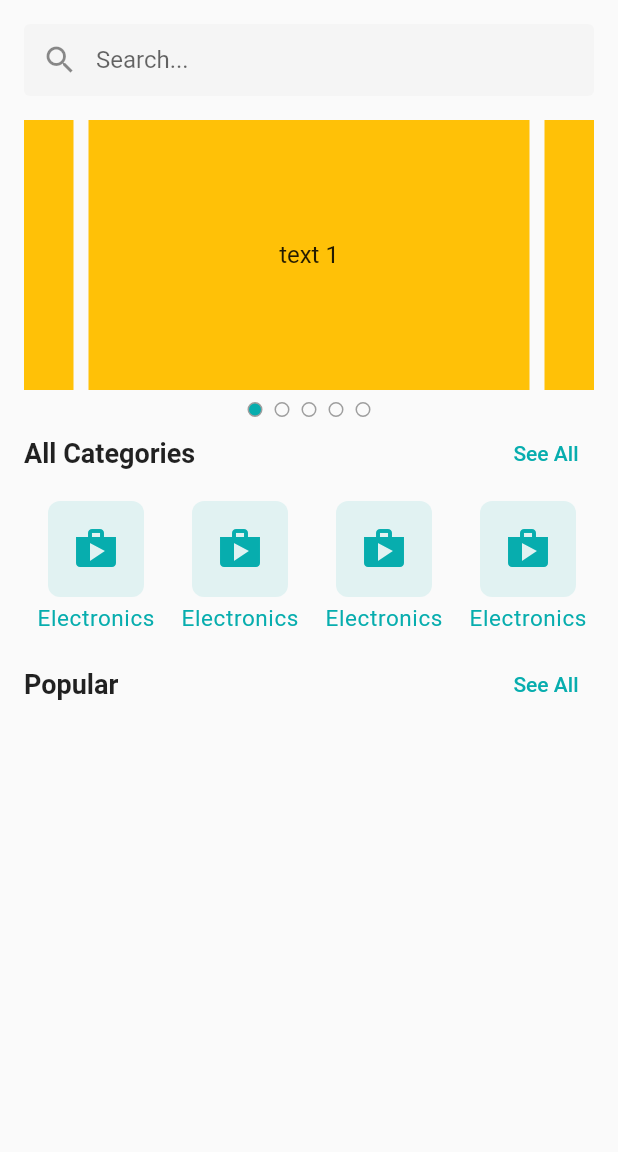
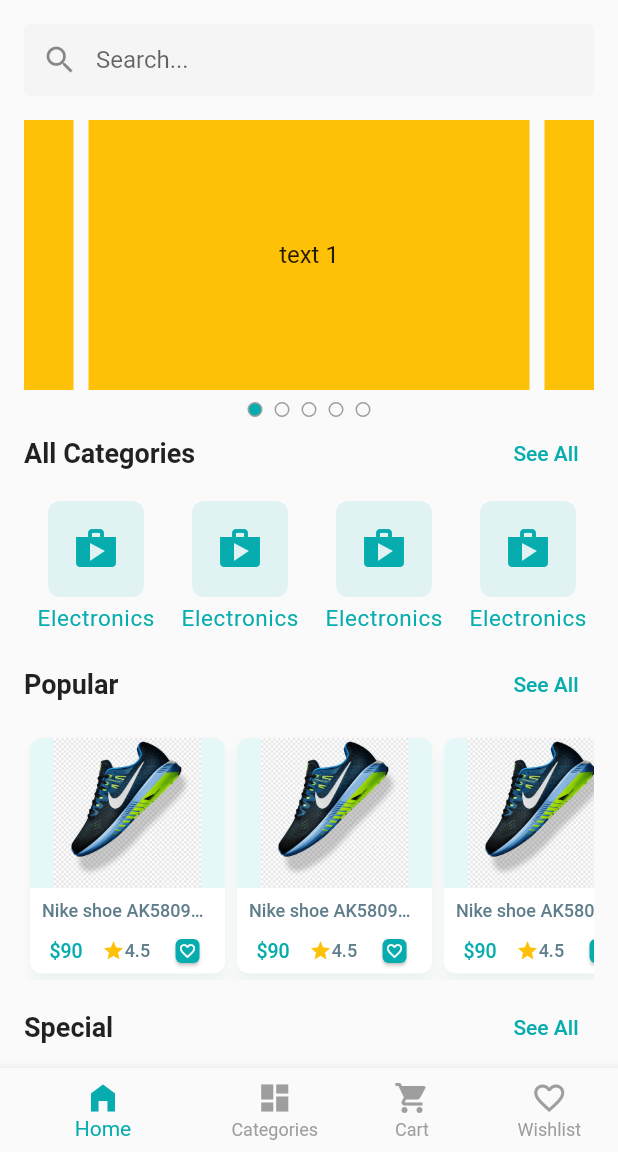
Before and after one commit to mahamudhasan0/Ecommerce, a Flutter app: the screen it shows after launch, on a phone screen of 412 x 824 dp, the part 84-1236 px from its top. Run offline on Flutter 3.47's test engine with Material 2 defaults, Android fonts, the phone set to English and light mode, and no system bars; drawn by our look-alikes of carousel_slider; our stand-ins replace flutter_svg, get, pin_code_fields.

Commit message:
Home Screen UI has been added

```diff
--- a/lib/presentation/ui/screens/SplashScreen.dart
+++ b/lib/presentation/ui/screens/SplashScreen.dart
@@ -1,4 +1,5 @@
 import 'package:ecommerce/presentation/ui/screens/home_screen.dart';
+import 'package:ecommerce/presentation/ui/screens/main_bottom_nav_screen.dart';
 import 'package:ecommerce/presentation/ui/utility/image_assets.dart';
 import 'package:flutter/material.dart';
 import 'package:flutter_svg/flutter_svg.dart';
@@ -20,7 +21,7 @@ class _SplashScreenState extends State<SplashScreen> {
 
   void goToNextPage() {
     Future.delayed(const Duration(seconds: 3)).then((value) {
-      Get.offAll(const HomeScreen());
+      Get.offAll(const MainBottomNavScreen());
     });
   }
 
--- a/lib/presentation/ui/screens/home_screen.dart
+++ b/lib/presentation/ui/screens/home_screen.dart
@@ -1,6 +1,7 @@
 import 'package:ecommerce/presentation/ui/widgets/category_card.dart';
 import 'package:ecommerce/presentation/ui/widgets/circular_icon_button.dart';
 import 'package:ecommerce/presentation/ui/widgets/home_widgets/home_slider.dart';
+import 'package:ecommerce/presentation/ui/widgets/product_card.dart';
 import 'package:ecommerce/presentation/ui/widgets/section_header.dart';
 import 'package:flutter/material.dart';
 import 'package:flutter_svg/flutter_svg.dart';
@@ -90,6 +91,59 @@ class _HomeScreenState extends State<HomeScreen> {
                 title: 'Popular',
                 onTap: () {},
               ),
+              const SizedBox(
+                height: 8,
+              ),
+              SizedBox(
+                height: 165,
+                child: ListView.builder(
+                  scrollDirection: Axis.horizontal,
+                  itemCount: 20,
+                  itemBuilder: (context, index) {
+                    return const ProductCard();
+                  },
+                ),
+              ),
+              const SizedBox(
+                height: 8,
+              ),
+              SectionHeader(
+                title: 'Special',
+                onTap: () {},
+              ),
+              const SizedBox(
+                height: 8,
+              ),
+              SizedBox(
+                height: 165,
+                child: ListView.builder(
+                  scrollDirection: Axis.horizontal,
+                  itemCount: 20,
+                  itemBuilder: (context, index) {
+                    return const ProductCard();
+                  },
+                ),
+              ),
+              const SizedBox(
+                height: 8,
+              ),
+              SectionHeader(
+                title: 'New',
+                onTap: () {},
+              ),
+              const SizedBox(
+                height: 8,
+              ),
+              SizedBox(
+                height: 165,
+                child: ListView.builder(
+                  scrollDirection: Axis.horizontal,
+                  itemCount: 20,
+                  itemBuilder: (context, index) {
+                    return const ProductCard();
+                  },
+                ),
+              )
             ],
           ),
         ),
--- /dev/null
+++ b/lib/presentation/ui/screens/main_bottom_nav_screen.dart
@@ -0,0 +1,43 @@
+import 'package:ecommerce/presentation/ui/screens/home_screen.dart';
+import 'package:ecommerce/presentation/ui/utility/app_color.dart';
+import 'package:flutter/material.dart';
+
+class MainBottomNavScreen extends StatefulWidget {
+  const MainBottomNavScreen({super.key});
+
+  @override
+  State<MainBottomNavScreen> createState() => _MainBottomNavScreenState();
+}
+
+class _MainBottomNavScreenState extends State<MainBottomNavScreen> {
+  int _selectedIndex = 0;
+  final List<Widget> _screens = [
+    const HomeScreen(),
+
+  ];
+  @override
+  Widget build(BuildContext context) {
+    return Scaffold(
+      body: _screens[_selectedIndex],
+      bottomNavigationBar: BottomNavigationBar(
+        currentIndex: _selectedIndex,
+        onTap: (int index){
+          _selectedIndex = index;
+          if(mounted){
+            setState(() {
+            });
+          }
+        } ,
+        selectedItemColor: AppColor.primaryColor,
+        unselectedItemColor: Colors.grey,
+        showUnselectedLabels: true,
+        items: const [
+          BottomNavigationBarItem(icon: Icon(Icons.home_filled), label: 'Home'),
+          BottomNavigationBarItem(icon: Icon(Icons.dashboard),label: 'Categories' ),
+          BottomNavigationBarItem(icon: Icon(Icons.shopping_cart), label: 'Cart'),
+          BottomNavigationBarItem(icon: Icon(Icons.favorite_border),label: 'Wishlist')
+        ],
+      ),
+    );
+  }
+}
--- a/lib/presentation/ui/utility/image_assets.dart
+++ b/lib/presentation/ui/utility/image_assets.dart
@@ -1,4 +1,5 @@
 class ImageAssets{
   static const craftyBayLogoSVG = 'assets/images/logo.svg';
   static const craftyBayNavLogoSVG = 'assets/images/logo_nav.svg';
+  static const productCardImage = 'assets/images/product_card.png';
 }
--- /dev/null
+++ b/lib/presentation/ui/widgets/product_card.dart
@@ -0,0 +1,93 @@
+import 'package:ecommerce/presentation/ui/utility/app_color.dart';
+import 'package:ecommerce/presentation/ui/utility/image_assets.dart';
+import 'package:flutter/material.dart';
+
+class ProductCard extends StatelessWidget {
+  const ProductCard({super.key});
+
+  @override
+  Widget build(BuildContext context) {
+    return Card(
+      shadowColor: AppColor.primaryColor.withOpacity(0.1),
+      elevation: 4,
+      shape: RoundedRectangleBorder(borderRadius: BorderRadius.circular(8)),
+      child: SizedBox(
+        width: 130,
+        child: Column(
+          children: [
+            Container(
+              height: 100,
+              decoration: BoxDecoration(
+                color: AppColor.primaryColor.withOpacity(0.1),
+                borderRadius: const BorderRadius.only(
+                  topLeft: Radius.circular(8),
+                  topRight: Radius.circular(8),
+                ),
+                image: const DecorationImage(
+                  image: AssetImage(ImageAssets.productCardImage),
+                ),
+              ),
+            ),
+            const Padding(
+              padding: EdgeInsets.all(8.0),
+              child: Column(
+                children: [
+                  Text(
+                    'Nike shoe AK5809743',
+                    maxLines: 1,
+                    style: TextStyle(
+                        overflow: TextOverflow.ellipsis,
+                        fontSize: 12,
+                        fontWeight: FontWeight.w500,
+                        color: Colors.blueGrey),
+                  ),
+                ],
+              ),
+            ),
+            const Row(
+              mainAxisAlignment: MainAxisAlignment.spaceEvenly,
+              children: [
+                Text(
+                  '\$90',
+                  style: TextStyle(
+                      fontSize: 13,
+                      color: AppColor.primaryColor,
+                      fontWeight: FontWeight.w500),
+                ),
+                Wrap(
+                  crossAxisAlignment: WrapCrossAlignment.center,
+                  children: [
+                    Icon(
+                      Icons.star,
+                      size: 15,
+                      color: Colors.amber,
+                    ),
+                    Text(
+                      '4.5',
+                      style: TextStyle(
+                          overflow: TextOverflow.ellipsis,
+                          fontSize: 12,
+                          fontWeight: FontWeight.w500,
+                          color: Colors.blueGrey),
+                    )
+                  ],
+                ),
+                Card(
+                  color: AppColor.primaryColor,
+                  child: Padding(
+                    padding: EdgeInsets.all(2.0),
+                    child: Icon(
+                      Icons.favorite_border,
+                      size: 12,
+                      color: Colors.white,
+                    ),
+                  ),
+                )
+              ],
+            )
+          ],
+        ),
+      ),
+    );
+  }
+}
--- a/pubspec.yaml
+++ b/pubspec.yaml
@@ -28,8 +28,7 @@ flutter:
   uses-material-design: true
 
   assets:
-    - assets/images/logo.svg
-    - assets/images/logo_nav.svg
+    - assets/images/
   #   - images/a_dot_ham.jpeg
 
   # An image asset can refer to one or more resolution-specific "variants", see
```
Also changed, not shown: assets/images/product_card.png (added).
